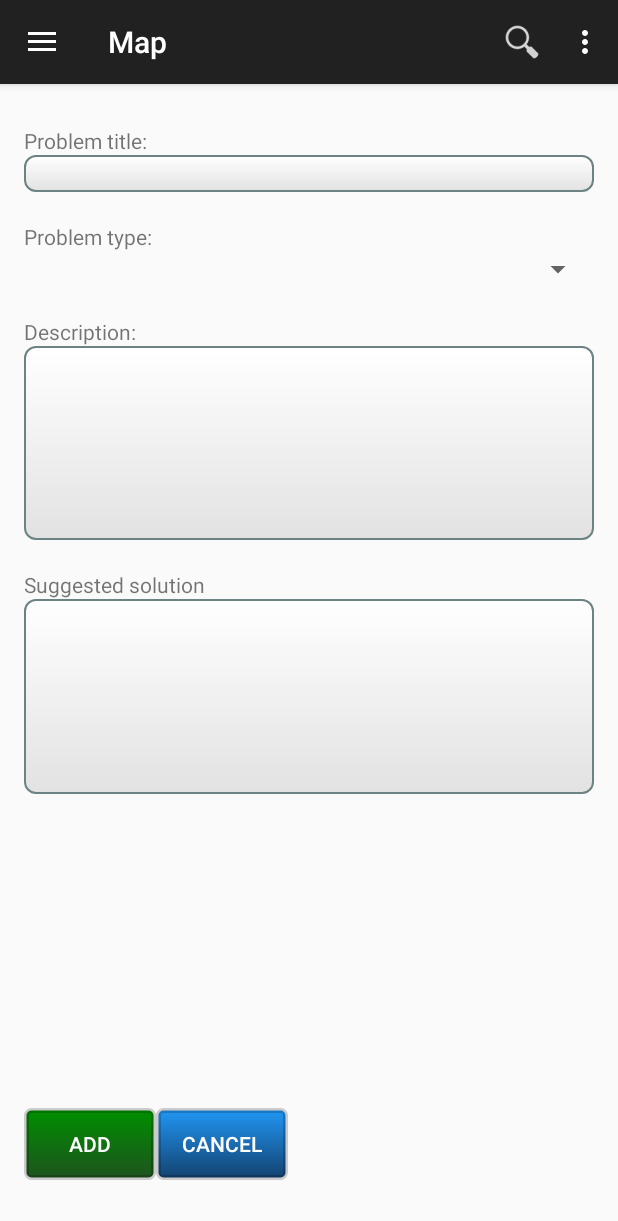
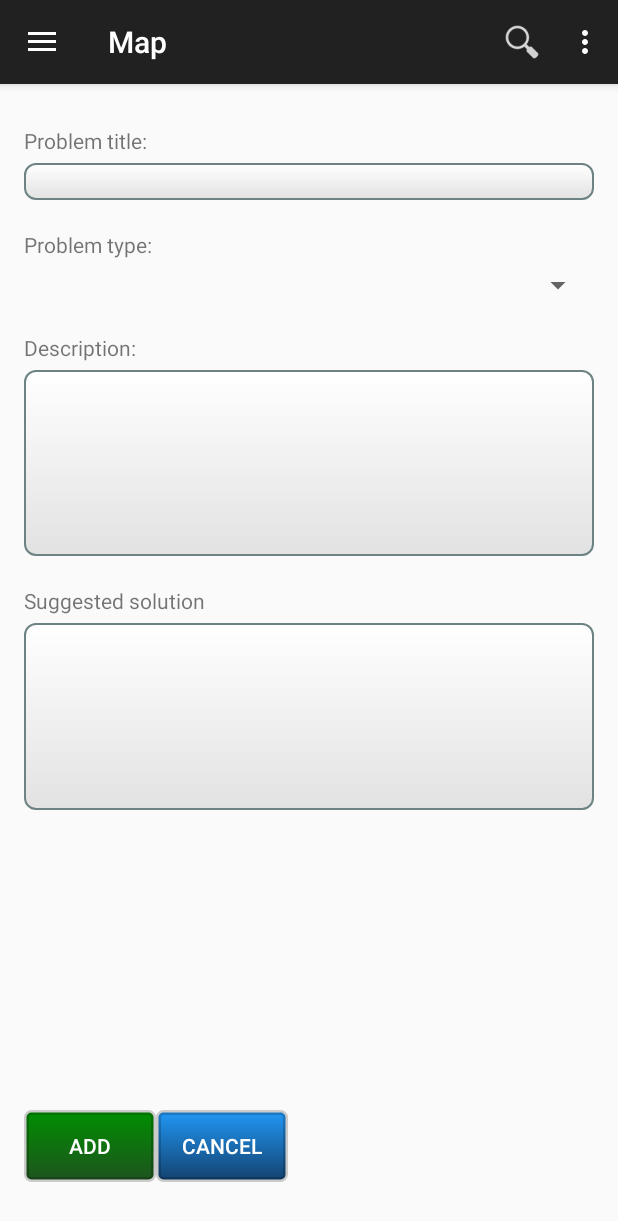
Before and after one commit to ITsvetkoFF/Kv-009, an Android app: the fragment AddProblemFragment placed in its activity, on a phone screen of 412 x 824 dp. Shown: the top 1221 px of the screen. Run offline under Robolectric (Android 15) with nearby library versions, the phone set to English and light mode, and no system bars; 1 statement that could not run was skipped.

Commit message:
added padding bottom 5dp for textViews.

```diff
--- a/app/src/main/res/layout/add_problem_layout.xml
+++ b/app/src/main/res/layout/add_problem_layout.xml
@@ -25,7 +25,8 @@
             android:layout_width="wrap_content"
             android:layout_height="wrap_content"
             android:layout_marginTop="20dp"
-            android:text="Problem title:" />
+            android:text="Problem title:"
+            android:paddingBottom="5dp"/>
 
         <EditText
             android:id="@+id/editText"
@@ -38,7 +39,8 @@
             android:layout_width="wrap_content"
             android:layout_height="wrap_content"
             android:layout_marginTop="20dp"
-            android:text="Problem type:" />
+            android:text="Problem type:"
+            android:paddingBottom="5dp"/>
 
         <Spinner
             android:id="@+id/spinner"
@@ -50,7 +52,8 @@
             android:layout_width="wrap_content"
             android:layout_height="wrap_content"
             android:layout_marginTop="20dp"
-            android:text="Description:" />
+            android:text="Description:"
+            android:paddingBottom="5dp"/>
 
         <EditText
             android:id="@+id/editText3"
@@ -66,7 +69,8 @@
             android:layout_width="wrap_content"
             android:layout_height="wrap_content"
             android:layout_marginTop="20dp"
-            android:text="Suggested solution" />
+            android:text="Suggested solution"
+            android:paddingBottom="5dp"/>
 
         <EditText
             android:id="@+id/editText2"
```
